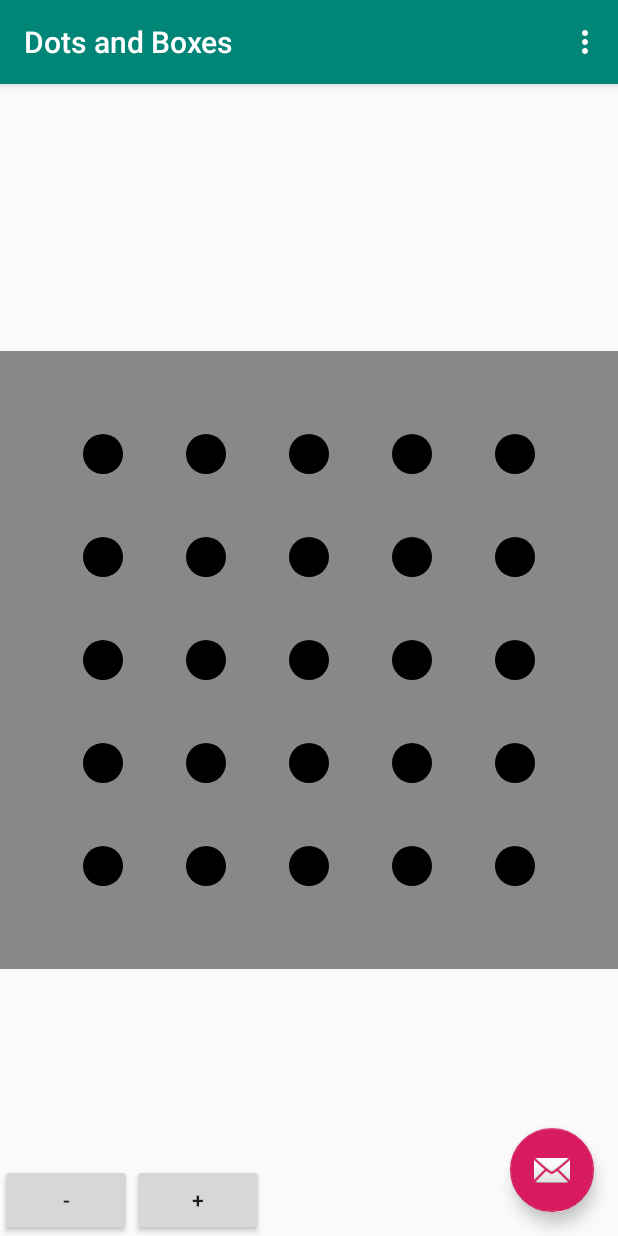
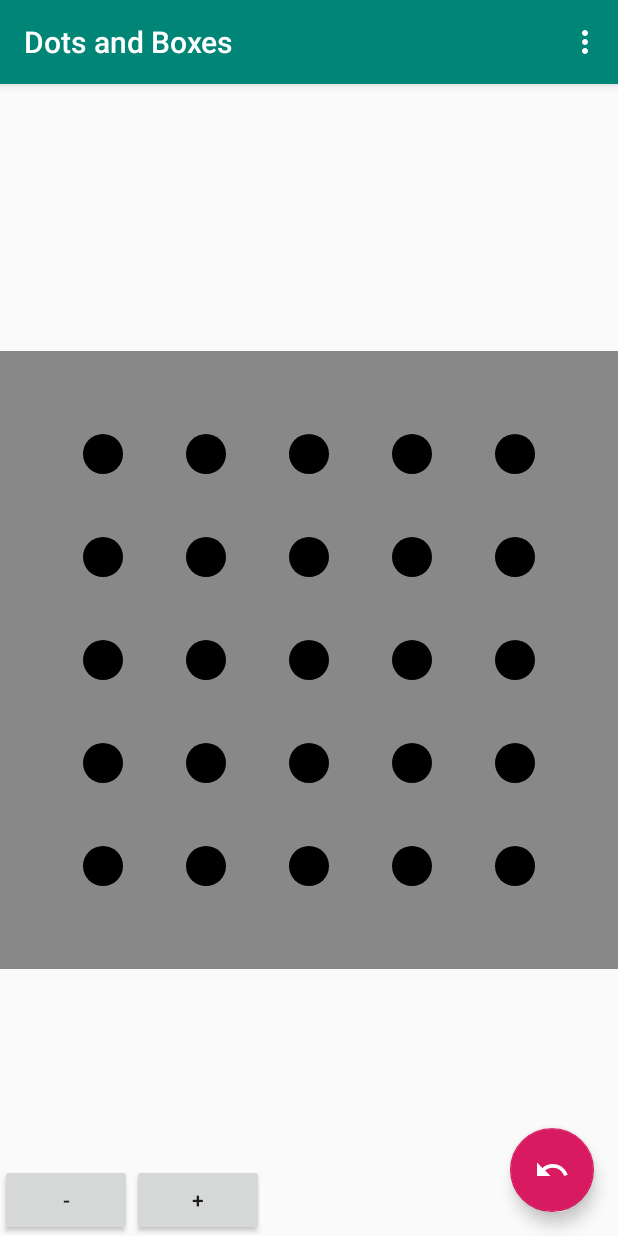
Before and after one commit to Salai-Pragadeshwaran/Delta-Task-2, an Android app: the screen it shows after launch (MainActivity), on a phone screen of 412 x 824 dp. Run offline under Robolectric (Android 15) with nearby library versions, the phone set to English and light mode, and no system bars.

Commit message:
Added undo feature(primitive) and 2 different color lines

```diff
--- a/app/src/main/AndroidManifest.xml
+++ b/app/src/main/AndroidManifest.xml
@@ -11,6 +11,7 @@
         android:theme="@style/AppTheme">
         <activity
             android:name=".MainActivity"
+            android:screenOrientation="portrait"
             android:label="@string/app_name"
             android:theme="@style/AppTheme.NoActionBar">
             <intent-filter>
--- a/app/src/main/java/com/example/dotsandboxes/MyDrawView.java
+++ b/app/src/main/java/com/example/dotsandboxes/MyDrawView.java
@@ -21,7 +21,7 @@ import static java.lang.Math.round;
 
 public class MyDrawView extends View {
 
-    ArrayList<LinesList> linesLists = new ArrayList<LinesList>();
+    public static ArrayList<LinesList> linesLists = new ArrayList<LinesList>();
 
     public  static  int n = 5; // make this accessible for modification
     float canvasSize ;
@@ -32,6 +32,7 @@ public class MyDrawView extends View {
     float x, y;
     Paint blackFill = new Paint();
     Paint redS = new Paint();
+    Paint blueS = new Paint();
     boolean initialTouch = true ;
     boolean drawLine = false ;
     boolean skipOnce = false ; // to avoid the unwanted line
@@ -67,6 +68,11 @@ public class MyDrawView extends View {
         redS.isAntiAlias();
         redS.setStyle(Paint.Style.STROKE);
         redS.setStrokeWidth(10);
+
+        blueS.setColor(Color.BLUE);
+        blueS.isAntiAlias();
+        blueS.setStyle(Paint.Style.STROKE);
+        blueS.setStrokeWidth(10);
     }
 
     @Override
@@ -74,14 +80,11 @@ public class MyDrawView extends View {
         canvasSize = canvas.getHeight() ;
         gap = canvasSize/(n+1);
         canvas.drawColor(Color.GRAY);
-
-
-        drawDots(canvas);
-
         //drawTheLine(canvas);
         drawAllLines(canvas, linesLists);
         //canvas.drawRect(centreX, centreY, centreX+30, centreY+30, redS);
 
+        drawDots(canvas);
         postInvalidate();
     }
 
@@ -133,9 +136,16 @@ public class MyDrawView extends View {
     }
 
     private void drawAllLines(Canvas canvas , ArrayList<LinesList> linesList){
+        boolean firstPlayerTurn = true;
         for(int i = 0 ; i < linesList.size(); i++){
-        canvas.drawLine(linesList.get(i).getX1(), linesList.get(i).getY1(), linesList.get(i).getX2(), linesList.get(i).getY2(), redS);
+        canvas.drawLine(linesList.get(i).getX1(), linesList.get(i).getY1(), linesList.get(i).getX2(), linesList.get(i).getY2(), (firstPlayerTurn)? redS : blueS);
         //lines.lineTo(linesList.get(i).getX2() , linesList.get(i).getY2());
+            if (firstPlayerTurn){
+                firstPlayerTurn = false;
+            }
+            else{
+                firstPlayerTurn = true;
+            }
 
     }
 
--- /dev/null
+++ b/app/src/main/res/drawable/ic_undo_white_24dp.xml
@@ -0,0 +1,5 @@
+<vector android:height="24dp" android:tint="#FFFFFF"
+    android:viewportHeight="24.0" android:viewportWidth="24.0"
+    android:width="24dp" xmlns:android="http://schemas.android.com/apk/res/android">
+    <path android:fillColor="#FF000000" android:pathData="M12.5,8c-2.65,0 -5.05,0.99 -6.9,2.6L2,7v9h9l-3.62,-3.62c1.39,-1.16 3.16,-1.88 5.12,-1.88 3.54,0 6.55,2.31 7.6,5.5l2.37,-0.78C21.08,11.03 17.15,8 12.5,8z"/>
+</vector>
--- a/app/src/main/res/layout/activity_main.xml
+++ b/app/src/main/res/layout/activity_main.xml
@@ -28,6 +28,6 @@
         android:layout_height="wrap_content"
         android:layout_gravity="bottom|end"
         android:layout_margin="@dimen/fab_margin"
-        app:srcCompat="@android:drawable/ic_dialog_email" />
+        app:srcCompat="@drawable/ic_undo_white_24dp" />
 
 </androidx.coordinatorlayout.widget.CoordinatorLayout>
```
Also changed, not shown: app/src/main/java/com/example/dotsandboxes/MainActivity.kt (+6 -2 lines).
